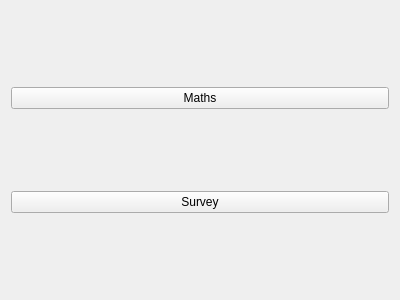
Qt form umati/UmatiChooserView.ui (kheimerl/umati) before a commit.
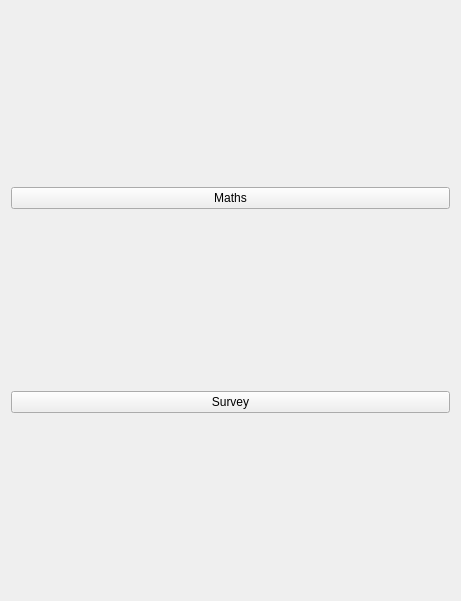
The same form after that commit.

Patch:
```diff
--- a/umati/UmatiChooserView.ui
+++ b/umati/UmatiChooserView.ui
@@ -6,8 +6,8 @@
    <rect>
     <x>0</x>
     <y>0</y>
-    <width>400</width>
-    <height>300</height>
+    <width>461</width>
+    <height>601</height>
    </rect>
   </property>
   <property name="windowTitle">
```
